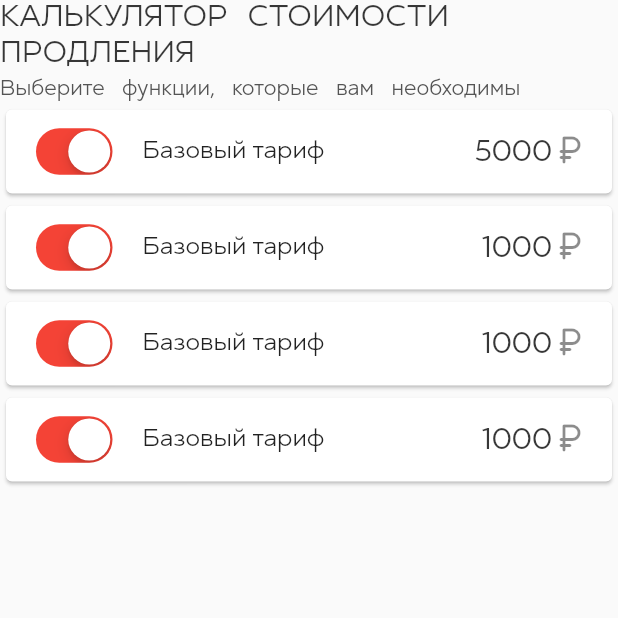
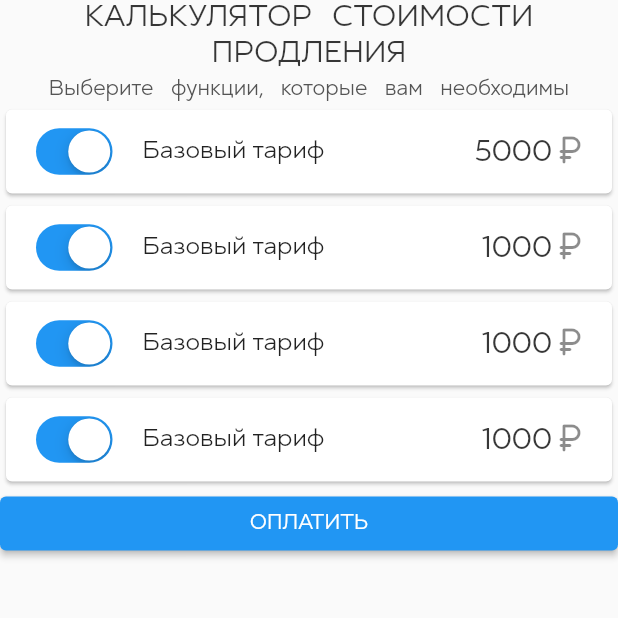
Before and after one commit to OmarinaA/flutter_calculator, a Flutter app: the screen it shows after launch, on a phone screen of 412 x 824 dp, the top half of it. Run offline on Flutter 3.47's test engine with Material 2 defaults, Android fonts, the phone set to English and light mode, and no system bars; our stand-ins replace flutter_markdown.

Commit message:
добавила style

```diff
--- a/lib/CostCalculator.dart
+++ b/lib/CostCalculator.dart
@@ -20,11 +20,11 @@ class _CostCalculatorState extends State<CostCalculator> {
       body: ListView(
         children: <Widget>[
           Text('Калькулятор стоимости продления'.toUpperCase(),
-              textAlign: TextAlign.left,
+              textAlign: TextAlign.center,
               style: Theme.of(context).textTheme.bodyMedium),
           Text(
             'Выберите функции, которые вам необходимы',
-            textAlign: TextAlign.left,
+            textAlign: TextAlign.center,
             style: TextStyle(
                 fontSize: 14.0,
                 fontFamily: 'Steppe',
@@ -52,6 +52,12 @@ class _CostCalculatorState extends State<CostCalculator> {
             price: 1000,
             title: 'Базовый тариф',
           ),
+          ElevatedButton(
+            onPressed: () {
+              print('button pressed!');
+            },
+            child: Text('ОПЛАТИТЬ'),
+          ),
         ],
       ),
     );
--- a/lib/main.dart
+++ b/lib/main.dart
@@ -1,4 +1,5 @@
 import 'package:flutter/material.dart';
+import 'package:flutter_calculator/style.dart';
 import 'CostCalculator.dart';
 
 void main() {
@@ -9,26 +10,7 @@ class MyApp extends StatelessWidget {
   @override
   Widget build(BuildContext context) {
     return MaterialApp(
-      theme: ThemeData(
-        // Define the default brightness and colors.
-        brightness: Brightness.light,
-        primaryColor: Color(0xff1E6FFE),
-
-        // Define the default font family.
-        fontFamily: 'Steppe',
-
-        // Define the default `TextTheme`. Use this to specify the default
-        // text styling for headlines, titles, bodies of text, and more.
-        textTheme: const TextTheme(
-          displayLarge: TextStyle(fontSize: 72.0, fontWeight: FontWeight.bold),
-          titleLarge: TextStyle(fontSize: 36.0, fontStyle: FontStyle.italic),
-          bodyMedium: TextStyle(
-            fontSize: 20.0,
-            color: Color.fromARGB(200, 0, 0, 0),
-            wordSpacing: 8,
-          ),
-        ),
-      ),
+      theme: style,
       debugShowCheckedModeBanner: false,
       home: CostCalculator(),
     );
--- /dev/null
+++ b/lib/style.dart
@@ -0,0 +1,22 @@
+import 'package:flutter/material.dart';
+
+final style=ThemeData(
+  // Define the default brightness and colors.
+  brightness: Brightness.light,
+  primaryColor: Color(0xff1E6FFE),
+
+  // Define the default font family.
+  fontFamily: 'Steppe',
+  elevatedButtonTheme: ElevatedButtonThemeData(style: ElevatedButton.styleFrom()),
+  // Define the default `TextTheme`. Use this to specify the default
+  // text styling for headlines, titles, bodies of text, and more.
+  textTheme: const TextTheme(
+    displayLarge: TextStyle(fontSize: 72.0, fontWeight: FontWeight.bold),
+    titleLarge: TextStyle(fontSize: 36.0, fontStyle: FontStyle.italic),
+    bodyMedium: TextStyle(
+      fontSize: 20.0,
+      color: Color.fromARGB(200, 0, 0, 0),
+      wordSpacing: 8,
+    ),
+  ),
+);
--- a/lib/switch.dart
+++ b/lib/switch.dart
@@ -16,7 +16,7 @@ class _SwitchExampleState extends State<SwitchExample> {
     return CupertinoSwitch(
       // This bool value toggles the switch.
       value: light,
-      activeColor: Colors.red,
+      activeColor: Colors.blue,
       onChanged: (bool value) {
         // This is called when the user toggles the switch.
         setState(() {
```
Also changed, not shown: pubspec.lock.
